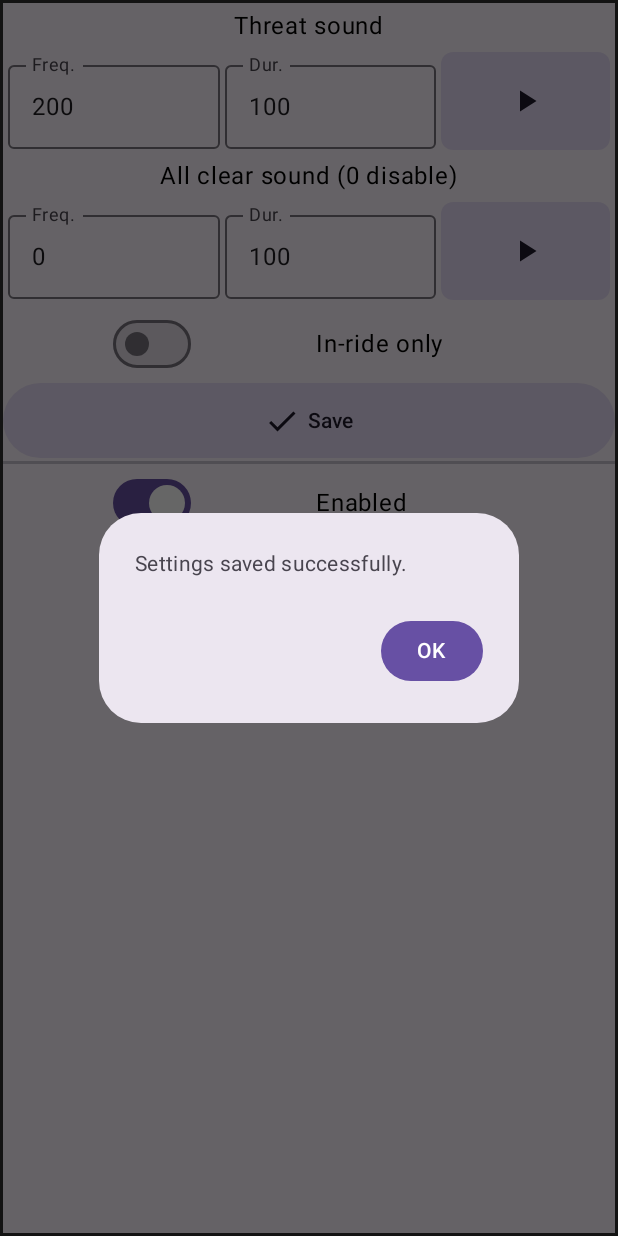
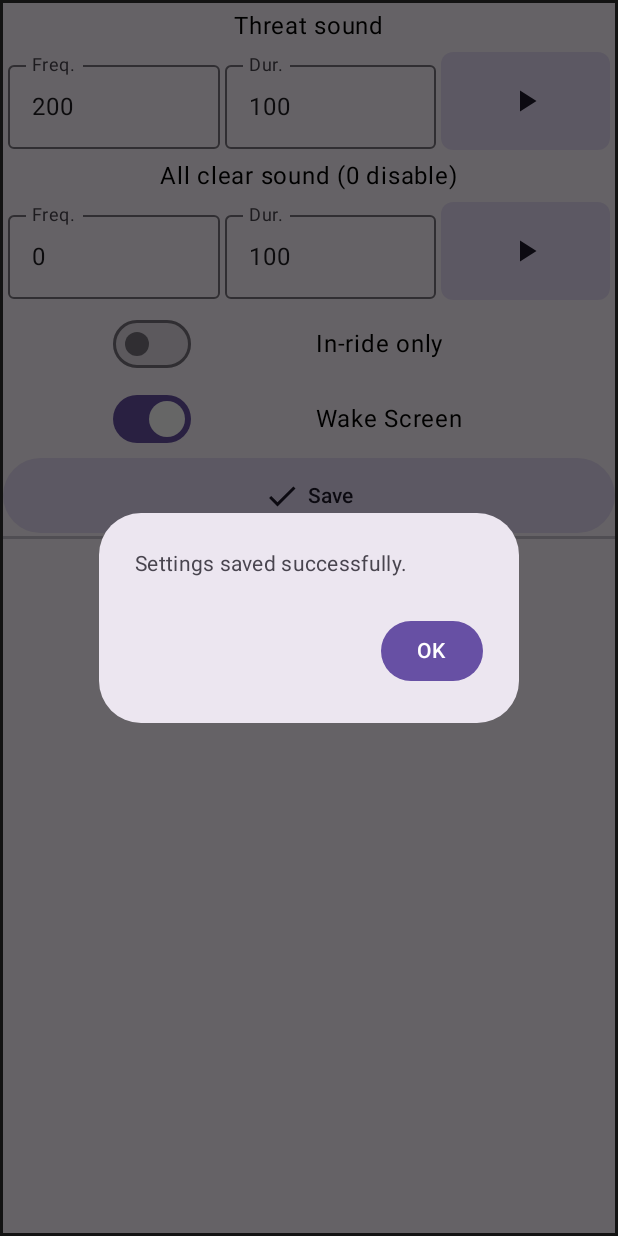
Before and after one commit to itxsvv/kxradar, an Android app built with Jetpack Compose: the screen it shows after launch (MainActivity), after a tap on "Save", on a phone screen of 412 x 824 dp. Run offline under Robolectric (Android 15) with nearby library versions, the phone set to English and light mode, and no system bars; libraries missing offline, so code that uses them is left out: io.hammerhead.karooext; 2 statements that could not run were skipped.

Commit message:
Wake screen on threat
If powersave mode is enabled and the radar is muted, Karoo also fails to turn the screen on.

This adds a setting toggle which will wake the screen when a radar detection occurs.

```diff
--- a/app/src/main/kotlin/org/itxsvv/kxradar/Extensions.kt
+++ b/app/src/main/kotlin/org/itxsvv/kxradar/Extensions.kt
@@ -35,6 +35,7 @@ data class RadarSettings(
     val passedBeep: Beep,
     val inRideOnly: Boolean = false,
     val enabled: Boolean = true,
+    val wakeScreen: Boolean = true,
 ) {
     companion object {
         val defaultSettings = Json.encodeToString(RadarSettings())
@@ -43,7 +44,9 @@ data class RadarSettings(
     constructor() : this(
         Beep(200, 100),
         Beep(0, 100),
-        false, true
+        false,
+        true,
+        true
     )
 }
 
--- a/app/src/main/kotlin/org/itxsvv/kxradar/KarooRadarExtension.kt
+++ b/app/src/main/kotlin/org/itxsvv/kxradar/KarooRadarExtension.kt
@@ -6,6 +6,7 @@ import io.hammerhead.karooext.extension.KarooExtension
 import io.hammerhead.karooext.models.DataType
 import io.hammerhead.karooext.models.RideState
 import io.hammerhead.karooext.models.StreamState
+import io.hammerhead.karooext.models.TurnScreenOn
 import kotlinx.coroutines.CoroutineScope
 import kotlinx.coroutines.Dispatchers
 import kotlinx.coroutines.Job
@@ -48,8 +49,11 @@ class KarooRadarExtension : KarooExtension("kxradar", "1.0.3") {
                         ((settings.inRideOnly && rideState is RideState.Recording) || !settings.inRideOnly)
                     ) {
                         if (!radarThreat && threatLevel > 0) {
-                            Log.i(TAG, "Threat detected")
+                            Log.i(TAG, "Threat detected: " + threatLevel.toString())
                             passedDelay = 0
+                            if (settings.wakeScreen) {
+                                karooSystem.dispatch(TurnScreenOn)
+                            }
                             karooSystem.beep(settings.threatBeep.frequency, settings.threatBeep.duration)
                         }
                         if(passedDelay > 0 && System.currentTimeMillis() - passedDelay > DELAY_BEEP_ALL_CLEAR) {
--- a/app/src/main/kotlin/org/itxsvv/kxradar/screens/MainScreen.kt
+++ b/app/src/main/kotlin/org/itxsvv/kxradar/screens/MainScreen.kt
@@ -62,6 +62,7 @@ fun MainScreen() {
     var uiPassedBeep by remember { mutableStateOf(Beep(0, 0)) }
     var uiInRideOnlyEnabled by remember { mutableStateOf(true) }
     var uiBeepEnabled by remember { mutableStateOf(true) }
+    var uiWakeScreen by remember { mutableStateOf(true) }
 
     fun saveUISettings() {
         scope.launch {
@@ -69,7 +70,8 @@ fun MainScreen() {
                 threatBeep = uiThreatBeep,
                 passedBeep = uiPassedBeep,
                 inRideOnly = uiInRideOnlyEnabled,
-                enabled = uiBeepEnabled
+                enabled = uiBeepEnabled,
+                wakeScreen = uiWakeScreen
             )
             saveSettings(ctx, radarSettings)
         }
@@ -81,6 +83,7 @@ fun MainScreen() {
             uiPassedBeep = settings.passedBeep
             uiInRideOnlyEnabled = settings.inRideOnly
             uiBeepEnabled = settings.enabled
+            uiWakeScreen = settings.wakeScreen
         }
     }
 
@@ -125,6 +128,17 @@ fun MainScreen() {
             )
             Spacer(modifier = Modifier.width(10.dp))
             Text(modifier = Modifier.weight(1f), text = "In-ride only")
+        }
+        Row(verticalAlignment = Alignment.CenterVertically) {
+            Switch(
+                modifier = Modifier.weight(1f),
+                checked = uiWakeScreen,
+                onCheckedChange = {
+                    uiWakeScreen = it
+                }
+            )
+            Spacer(modifier = Modifier.width(10.dp))
+            Text(modifier = Modifier.weight(1f), text = "Wake Screen")
         }
         FilledTonalButton(modifier = Modifier
             .fillMaxWidth()
```
